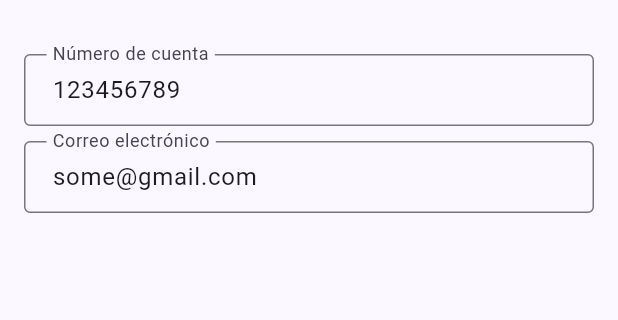
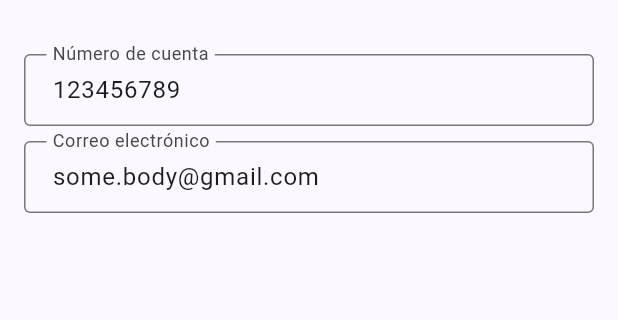
Before and after one commit to jctovar/auxilio_iztacala, a Flutter app: the screen it shows after launch, item 2 of the bottom bar chosen, on a phone screen of 412 x 824 dp, the part 84-404 px from its top. Run offline on Flutter 3.47's test engine with Material 2 defaults, Android fonts, the light colour scheme and no system bars; drawn by our look-alikes of flutter_form_builder; our stand-ins replace device_info_plus, dio, form_builder_validators, logger, shared_preferences; missing offline and left inert: fl_location.

Commit message:
20230607

```diff
--- a/lib/services/helper_functions.dart
+++ b/lib/services/helper_functions.dart
@@ -29,11 +29,6 @@ class HelperFunctions {
     return await prefs.setString(sharedPreferenceUserEmailKey, userEmail);
   }
 
-  static Future<bool> saveUserIdPreference(int userId) async {
-    SharedPreferences prefs = await SharedPreferences.getInstance();
-    return await prefs.setInt(sharedPreferenceUserIdKey, userId);
-  }
-
   static Future<bool> saveUuidUserPreference(String uuidUser) async {
     SharedPreferences prefs = await SharedPreferences.getInstance();
     return await prefs.setString(sharedPreferenceUuidUserPeriod, uuidUser);
@@ -54,14 +49,10 @@ class HelperFunctions {
     return (prefs.getString(sharedPreferenceUserNameKey) ?? '123456789');
   }
 
-  static Future<int?> getUserIdPreference() async {
-    SharedPreferences prefs = await SharedPreferences.getInstance();
-    return prefs.getInt(sharedPreferenceUserIdKey);
-  }
-
   static Future<String?> getUserEmailPreference() async {
     SharedPreferences prefs = await SharedPreferences.getInstance();
-    return (prefs.getString(sharedPreferenceUserEmailKey) ?? 'some@gmail.com');
+    return (prefs.getString(sharedPreferenceUserEmailKey) ??
+        'some.body@gmail.com');
   }
 
   static Future<String?> getUuidUserPreference() async {
--- a/lib/widgets/profile.dart
+++ b/lib/widgets/profile.dart
@@ -12,8 +12,9 @@ class Profile extends StatefulWidget {
 }
 
 class _ProfileState extends State<Profile> {
-  String _username = '000000000';
-  String _email = '';
+  final _formKey = GlobalKey<FormBuilderState>();
+  late String _username;
+  late String _email;
 
   @override
   void initState() {
@@ -24,20 +25,30 @@ class _ProfileState extends State<Profile> {
   Future<void> _getUserInState() async {
     await HelperFunctions.getUserNamePreference().then((value) {
       _username = value!;
+      print(_username);
     });
     await HelperFunctions.getUserEmailPreference().then((value) {
       _email = value!;
+      print(_email);
     });
+
     setState(() {});
   }
 
   @override
-  Widget build(BuildContext context) {
-    return Padding(
-        padding: const EdgeInsets.all(16.0),
-        child: FormBuilder(
+  void dispose() {
+    super.dispose();
+    print(_formKey.currentState?.value);
+  }
+
+  _saveData() {}
+
+  formBuilder(context) {
+    return FormBuilder(
+        key: _formKey,
         autovalidateMode: AutovalidateMode.onUserInteraction,
-            child: Column(children: <Widget>[
+        child: Column(
+          children: <Widget>[
             const SizedBox(height: 20),
             FormBuilderTextField(
                 name: 'username',
@@ -48,11 +59,10 @@ class _ProfileState extends State<Profile> {
                 validator: FormBuilderValidators.compose([
                   FormBuilderValidators.required(),
                 ]),
-              ),
+                onChanged: _saveData()),
             const SizedBox(height: 10),
             FormBuilderTextField(
               name: 'email',
-                key: Key(_email.toString()),
               initialValue: _email,
               decoration: Environment.inputDecoration(
                   'Correo electrónico', 'Ingresa tu correo electrónico'),
@@ -61,6 +71,25 @@ class _ProfileState extends State<Profile> {
                 FormBuilderValidators.email(),
               ]),
             )
-            ])));
+          ],
+        ));
+  }
+
+  @override
+  Widget build(BuildContext context) {
+    return Padding(
+      padding: const EdgeInsets.all(16.0),
+      child: FutureBuilder(
+        future: HelperFunctions.getUserNamePreference(),
+        builder: (context, snapshot) {
+          if (snapshot.hasData) {
+            return formBuilder(context);
+          } else if (snapshot.hasError) {
+            return Text("${snapshot.error}");
+          }
+          return const CircularProgressIndicator();
+        },
+      ),
+    );
   }
 }
```
Lines whose indentation alone changed are shown as unchanged.
